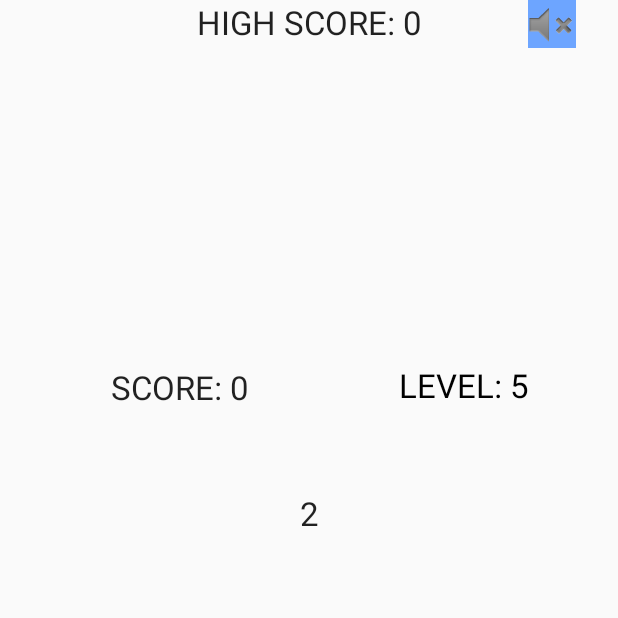
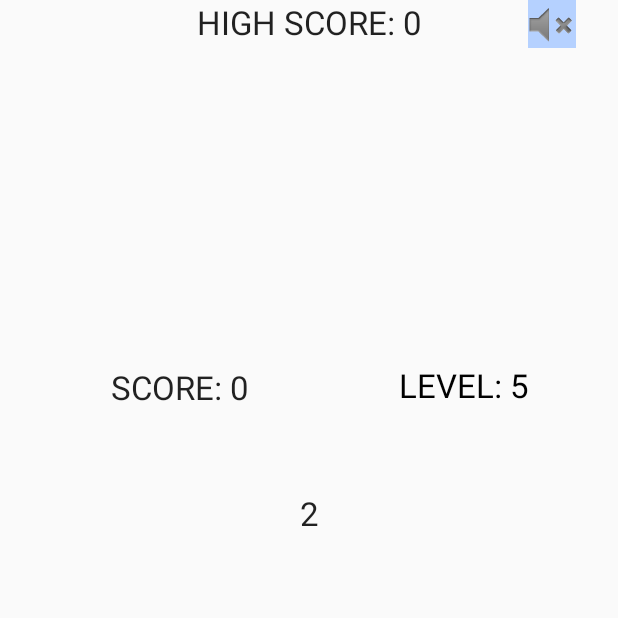
Before and after one commit to hall374/patternRec, an Android app: the screen it shows after launch (MainActivity), after a tap on an icon or button, on a phone screen of 412 x 824 dp, the top half of it. Run offline under Robolectric (Android 15) with nearby library versions, the phone set to English and light mode, and no system bars; 1 other tap on this screen came first.

Commit message:
Fixed color highlights

```diff
--- a/app/src/main/res/values/colors.xml
+++ b/app/src/main/res/values/colors.xml
@@ -7,8 +7,8 @@
     <color name="blockDefaultRed">#ff0000</color>
     <color name="blockDefaultPurple">#c608db</color>
     <color name="blockDefaultGreen">#02db05</color>
-    <color name="blockHighlightBlue">#6da5ff</color>
-    <color name="blockHighlightRed">#ff8282</color>
-    <color name="blockHighlightPurple">#e502ff</color>
-    <color name="blockHighlightGreen">#2dff30</color>
+    <color name="blockHighlightBlue">#b5d1ff</color>
+    <color name="blockHighlightRed">#ffc6c6</color>
+    <color name="blockHighlightPurple">#d7b3db</color>
+    <color name="blockHighlightGreen">#b5e2b6</color>
 </resources>
```
